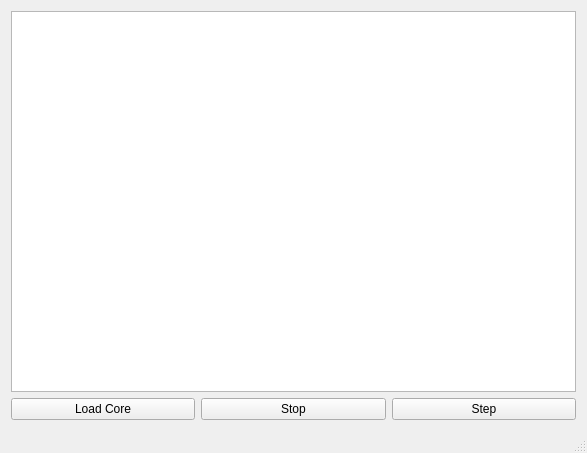
First picture: the form in QAvrRunner3/mainwindow.ui, repository kevza/QAvrSimulator, before the edit.
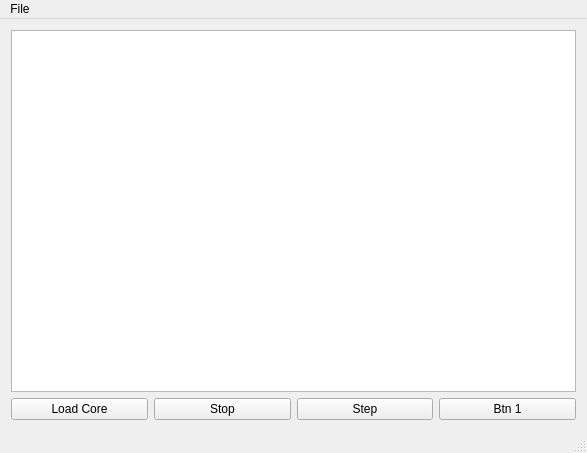
Second picture: the form after the edit.

Commit message: Hardware abstraction improved

What changed in the file:
```diff
--- a/QAvrRunner3/mainwindow.ui
+++ b/QAvrRunner3/mainwindow.ui
@@ -61,6 +61,13 @@
           </property>
          </widget>
         </item>
+        <item>
+         <widget class="QPushButton" name="btnHardware">
+          <property name="text">
+           <string>Btn 1</string>
+          </property>
+         </widget>
+        </item>
        </layout>
       </item>
      </layout>
@@ -76,6 +83,13 @@
      <height>25</height>
     </rect>
    </property>
+   <widget class="QMenu" name="menuFile">
+    <property name="title">
+     <string>File</string>
+    </property>
+    <addaction name="actionLoad_Hex"/>
+   </widget>
+   <addaction name="menuFile"/>
   </widget>
   <widget class="QStatusBar" name="statusBar"/>
  </widget>
```
Left out of the diff: 5 changed lines with no effect on the pictures. The commit also changes 16 other files.
